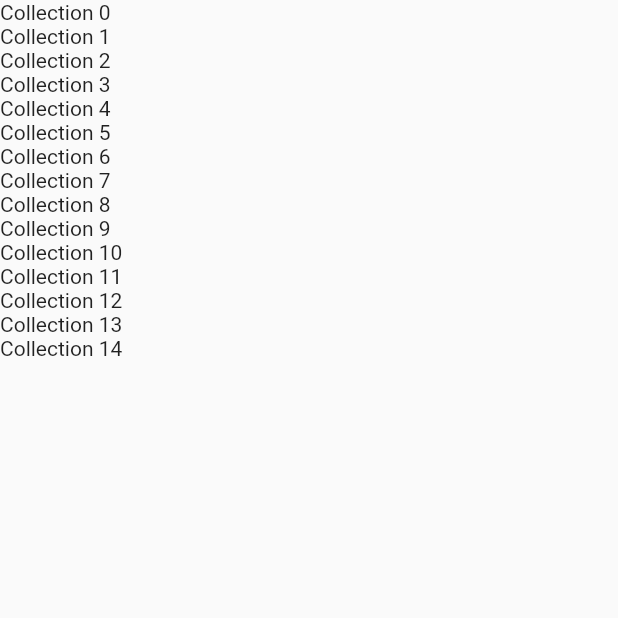
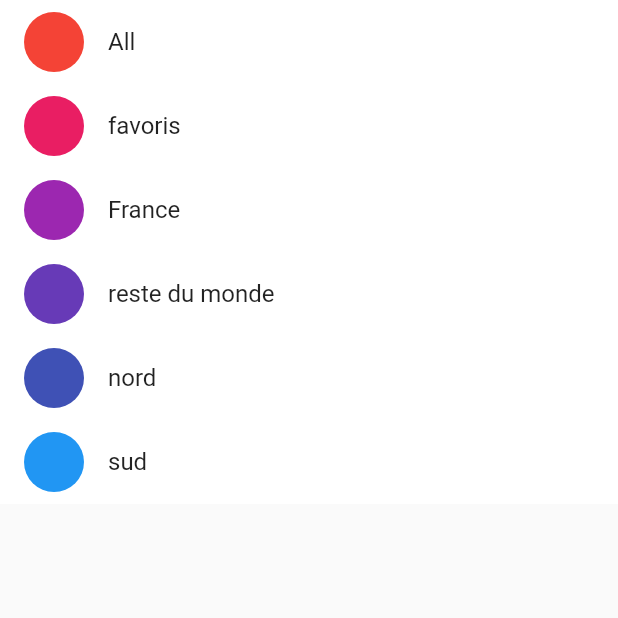
Before and after one commit to isoubedda/ProjetWebMobile, a Flutter app: the CollectionPage screen opened directly, on a phone screen of 412 x 824 dp, the top half of it. Run offline on Flutter 3.47's test engine with Material 2 defaults, Android fonts, the light colour scheme and no system bars; drawn by our look-alikes of flutter_slidable; our stand-ins replace animated_text_kit, carousel_slider, convex_bottom_bar, flutter_map, image_picker, implicitly_animated_reorderable_list and 6 more; missing offline and left inert: dart:ffi, flutter_map_marker_cluster, geojson, gpx; project files that could hold a hidden picture were left out.

```diff
--- a/lib/main.dart
+++ b/lib/main.dart
@@ -2,6 +2,7 @@
 import 'package:flutter_app_fac/models/fonctionnal/MapControllerCustom.dart';
 import 'package:flutter_app_fac/models/metier/PlaceList.dart';
 import 'package:flutter_app_fac/models/metier/collectionModel.dart';
+import 'package:flutter_app_fac/models/metier/marker/marker.dart';
 import 'package:flutter_app_fac/routes.dart';
 import 'package:flutter_app_fac/services/location/get_location.dart';
 import 'package:flutter_app_fac/view/Register/LoginRegisterWidgetASUPPRIMER.dart';
@@ -16,6 +17,7 @@
 import 'models/counter.dart';
 import 'models/metier/TagList.dart';
 import 'models/metier/TagModel.dart';
+import 'models/metier/simu.dart';
 import 'view/map/maps.dart';
 
 void main() {
@@ -35,7 +37,8 @@
           create: (_) => locationService.getLocation(),
         ),
         ChangeNotifierProvider<Counter>(create: (context) => Counter()),
-        ChangeNotifierProvider<Tag>(create: (context) => Tag("All")),
+        ChangeNotifierProvider<Simu>(create: (context) => new Simu()),
+        ChangeNotifierProvider<ViewMarkers>(create: (context) => new ViewMarkers(context)),
         Provider<MapController>(create: (context) => new MapController()),
         ChangeNotifierProvider<MapControllerCustom>(create: (context) => MapControllerCustom() ),
         ChangeNotifierProvider<PlaceList>(create: (context) => PlaceList(context) ),
--- a/lib/models/metier/ImageModel.dart
+++ b/lib/models/metier/ImageModel.dart
@@ -1,6 +1,10 @@
+
+import 'dart:io';
 
 import 'package:flutter/material.dart';
 
 class ImageModel extends ChangeNotifier {
+  File file;
 
+  ImageModel(this.file);
 }
--- a/lib/models/metier/PlaceModel.dart
+++ b/lib/models/metier/PlaceModel.dart
@@ -4,6 +4,7 @@
 import 'package:flutter/material.dart';
 import 'package:latlong/latlong.dart';
 
+import 'ImageModel.dart';
 import 'TagModel.dart';
 
 class PlaceModel extends ChangeNotifier {
@@ -13,11 +14,17 @@
   String label;
   String description;
   LatLng coords;
-  Tag tags;
+  ImageModel image ;
+  List<Tag> tags;
 
 
+  @override
+  String toString() {
+    return 'PlaceModel{label: $label, description: $description, coords: $coords}';
+  }
+
   PlaceModel({this.id, this.ownerId, this.ownerUrl, this.label,
-      this.description, this.coords, this.tags});
+      this.description, this.coords, this.tags, this.image});
 
 
 }
--- /dev/null
+++ b/lib/models/metier/simu.dart
@@ -0,0 +1,14 @@
+import 'package:flutter/material.dart';
+import 'package:flutter_app_fac/models/metier/TagModel.dart';
+
+class Simu extends ChangeNotifier {
+  Tag tagAll = new Tag("All");
+  Tag tagFav = new Tag("favoris");
+  Tag tagSud = new Tag("sud");
+  Tag tagNord = new Tag ("nord");
+  Tag tagFrance = new Tag("France");
+  Tag tagMonde = new Tag("reste du monde");
+
+
+
+}
--- a/lib/view/Register/LoginForm.dart
+++ b/lib/view/Register/LoginForm.dart
@@ -53,7 +53,7 @@
             ShadoxBoxCustom(
               shadowColor: Colors.grey,
               backgroundColors: Colors.white,
-              child: new GenericForm(controller: pwdController, keyForm: keyForm,errorMessage: "Mot de passe invalide" , hindText: "password ",icon:Icon(Icons.lock), textInputType: TextInputType.text, validate: FormValidator.isNotEmpty,obscureText: true,),
+              child: new GenericForm(controller: pwdController, keyForm: keyForm,errorMessage: "Mot de passe invalide" , hindText: "password ",icon:Icon(Icons.lock), textInputType: TextInputType.text, validate: FormValidator.isNotEmpty,obscureText: true,maxlines: null,),
 
             ),
 
--- a/lib/view/Register/registerForm.dart
+++ b/lib/view/Register/registerForm.dart
@@ -56,7 +56,7 @@
             ShadoxBoxCustom(
               shadowColor: Colors.grey,
               backgroundColors: Colors.white,
-              child: new GenericForm(controller: pwdController, keyForm: keyForm1,errorMessage: "Mot de passe invalide" , hindText: "mot de passe ",icon:Icon(Icons.lock), textInputType: TextInputType.visiblePassword, validate: FormValidator.validatePassword,obscureText: true,),
+              child: new GenericForm(controller: pwdController, keyForm: keyForm1,errorMessage: "Mot de passe invalide" , hindText: "mot de passe ",icon:Icon(Icons.lock), textInputType: TextInputType.visiblePassword, validate: FormValidator.validatePassword,maxlines : 0,obscureText: true,),
 
             ),
             SimpleFlatButton(text: "Inscription",onPressed: submit,)
--- a/lib/view/collection_page/collectionPage.dart
+++ b/lib/view/collection_page/collectionPage.dart
@@ -3,6 +3,12 @@
 
 import 'package:flutter/cupertino.dart';
 import 'package:flutter/material.dart';
+import 'package:flutter_app_fac/models/fonctionnal/selectItem.dart';
+import 'package:flutter_app_fac/models/metier/TagList.dart';
+import 'package:flutter_app_fac/models/metier/marker/marker.dart';
+import 'package:flutter_slidable/flutter_slidable.dart';
+import 'package:provider/provider.dart';
+import 'dart:math' as math;
 
 class CollectionPage extends StatefulWidget {
   @override
@@ -13,13 +19,67 @@
 class CollectionPageState extends State<CollectionPage>{
   @override
   Widget build(BuildContext context) {
+    var tags = Provider.of<TagList>(context,listen : true).tags;
     return Scaffold(
 
       body: ListView.builder(
-          itemCount: 15,
+          itemCount: tags.length,
           itemBuilder: (context, index){
-        return Container(child: Text("Collection $index"),);
+        return SlidableWidget(tags[index],index);
       }),
     );
   }
+
+  Widget SlidableWidget (tag,index){
+    return Slidable(
+      actionPane: SlidableDrawerActionPane(),
+      actionExtentRatio: 0.25,
+      child: Container(
+        color: Colors.white,
+        child: InkWell(splashColor : Colors.grey,onTap: () {print("on pressed");},child :ListTile(
+          leading: CircleAvatar(
+          backgroundColor:Colors.primaries[index%Colors.primaries.length],
+
+          child: Text(''),
+            foregroundColor: Colors.white,
+            ),
+
+          title: Text(tag.name),
+
+        )),
+      ),
+      actions: <Widget>[
+        IconSlideAction(
+          caption: 'Delete',
+          color: Colors.red,
+          icon: Icons.delete,
+          onTap: () => null,
+        ),
+        IconSlideAction(
+          caption: 'Share',
+          color: Colors.indigo,
+          icon: Icons.share,
+          onTap: () => null,
+        ),
+        ],
+        secondaryActions: <Widget>[
+          IconSlideAction(
+          caption: 'Carte',
+          color: Colors.black45,
+          icon: Icons.map,
+          onTap: () {
+            Provider.of<ViewMarkers>(context,listen: false).addTags(context, tag);
+            Provider.of<SelectItem>(context,listen: false).appBarKey.currentState.animateTo(2);
+            Provider.of<SelectItem>(context,listen: false).indexSelected = 2;
+          },
+          ),
+        IconSlideAction(
+          caption: 'lieux',
+          color: Colors.blue,
+          icon: Icons.list,
+          onTap: () => null,
+          ),
+        ],
+      );
+    }
 }
--- a/lib/view/places/add_place_view.dart
+++ b/lib/view/places/add_place_view.dart
@@ -109,7 +109,7 @@
       Provider.of<PlaceList>(context,listen: false).add(
           new PlaceModel(
             label: LabelController.text,
-            tags : Provider.of<Tag>(context, listen : false),
+            tags : [Provider.of<Tag>(context, listen : false)],
             description: descriptionController.text,
             coords: new LatLng(double.parse(latController.text),double.parse(longController.text)),
 
--- a/pubspec.yaml
+++ b/pubspec.yaml
@@ -45,6 +45,7 @@
   geojson: ^0.10.0
   url_launcher: ^6.0.2
   image_picker: ^0.6.7+4
+  flutter_slidable: ^0.5.7
 
 
 
```
Also changed, not shown: lib/models/metier/PlaceList.dart (+14 -12 lines), lib/models/metier/TagList.dart (+9 -2 lines), lib/models/metier/marker/marker.dart (added, +106 -0 lines), lib/view/home/home.dart (+8 -3 lines), lib/view/map/maps.dart (+59 -2 lines), pubspec.lock.
